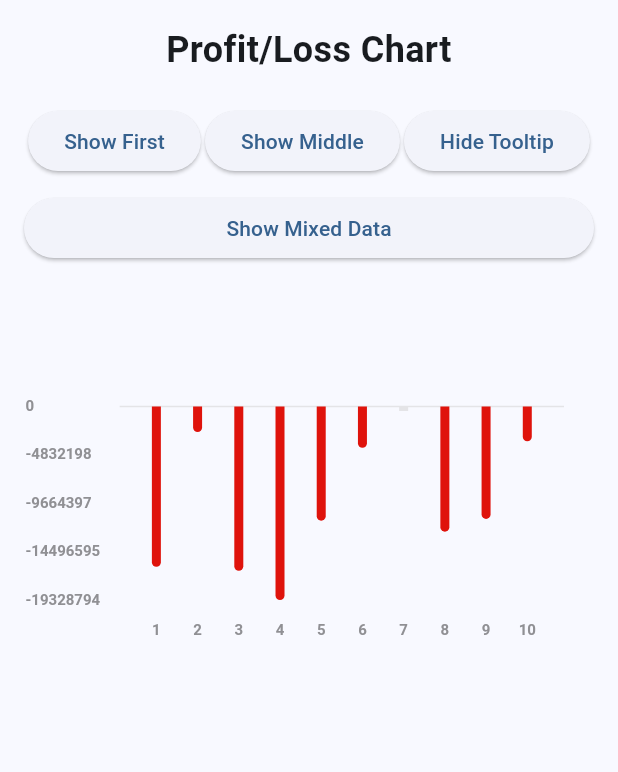
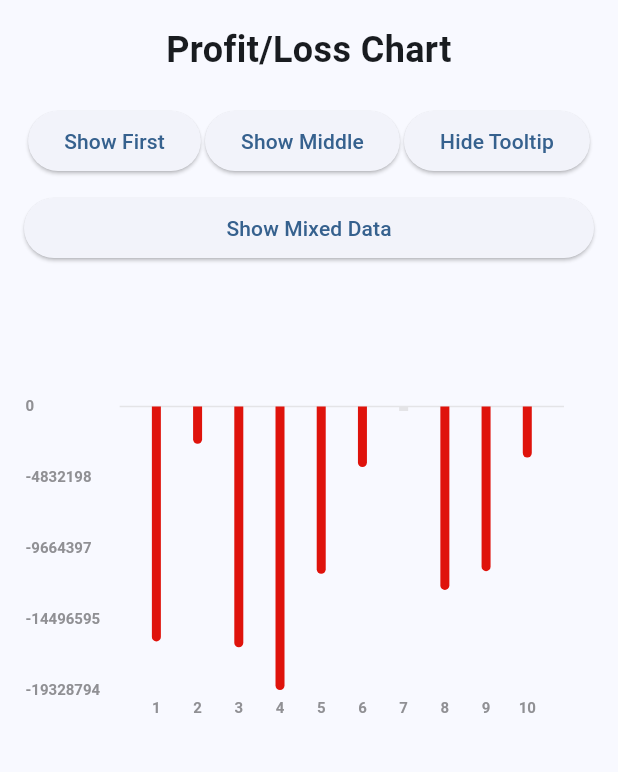
Before and after one commit to riviangeralt/mosl_custom_chart, a Flutter app: the screen it shows after launch, after a tap on "Show Negative Only", on a phone screen of 412 x 824 dp, the part 84-856 px from its top. Run offline on Flutter 3.47's test engine with Material 3 defaults, Android fonts, the phone set to English and light mode, and no system bars.

Commit message:
chart height fill issue fixed

```diff
--- a/lib/custom_bar_chart.dart
+++ b/lib/custom_bar_chart.dart
@@ -403,16 +403,19 @@ class _MoCustomBarChartState<T> extends State<MoCustomBarChart<T>> {
     final double leftMargin =
         _calculateLeftMargin(); // Dynamic left margin for y-axis labels
     const double rightMargin = 10; // Add some right margin for padding
-    const double topMargin = 30; // Increased top margin for more space
-    const double bottomMargin = 30; // Increased bottom margin for more space
+    const double topMargin = 30; // Keep original top margin for proper spacing
+    const double bottomMargin =
+        10; // Reduced bottom margin for better height utilization
     // Make spacing proportional to chart height instead of fixed values
     final double topBarGap =
-        box.size.height * 0.15; // 15% of height for tooltip space
+        box.size.height *
+        0.15; // Keep 15% of height for tooltip space above positive bars
     final double bottomBarGap =
-        box.size.height * 0.12; // 12% of height for space below negative bars
-    const double xAxisLabelHeight = 20; // Space reserved for x-axis labels
+        box.size.height * 0.03; // Reduced to 3% for space below negative bars
+    const double xAxisLabelHeight =
+        15; // Reduced space reserved for x-axis labels
     const double bottomSpacing =
-        10; // Additional space between negative bars and x-axis labels
+        2; // Minimal space between negative bars and x-axis labels
     final double chartWidth = box.size.width - leftMargin - rightMargin;
     final double chartHeight =
         box.size.height -
@@ -607,16 +610,19 @@ class BarChartPainter<T> extends CustomPainter {
   void paint(Canvas canvas, Size size) {
     // Use the dynamic left margin passed from the parent widget
     const double rightMargin = 10; // Add some right margin for padding
-    const double topMargin = 30; // Increased top margin for more space
-    const double bottomMargin = 30; // Increased bottom margin for more space
+    const double topMargin = 30; // Keep original top margin for proper spacing
+    const double bottomMargin =
+        10; // Reduced bottom margin for better height utilization
     // Make spacing proportional to chart height instead of fixed values
     final double topBarGap =
-        size.height * 0.15; // 15% of height for tooltip space
+        size.height *
+        0.15; // Keep 15% of height for tooltip space above positive bars
     final double bottomBarGap =
-        size.height * 0.12; // 12% of height for space below negative bars
-    const double xAxisLabelHeight = 20; // Space reserved for x-axis labels
+        size.height * 0.03; // Reduced to 3% for space below negative bars
+    const double xAxisLabelHeight =
+        15; // Reduced space reserved for x-axis labels
     const double bottomSpacing =
-        10; // Additional space between negative bars and x-axis labels
+        2; // Minimal space between negative bars and x-axis labels
     final double chartHeight =
         size.height -
         topMargin -
```
